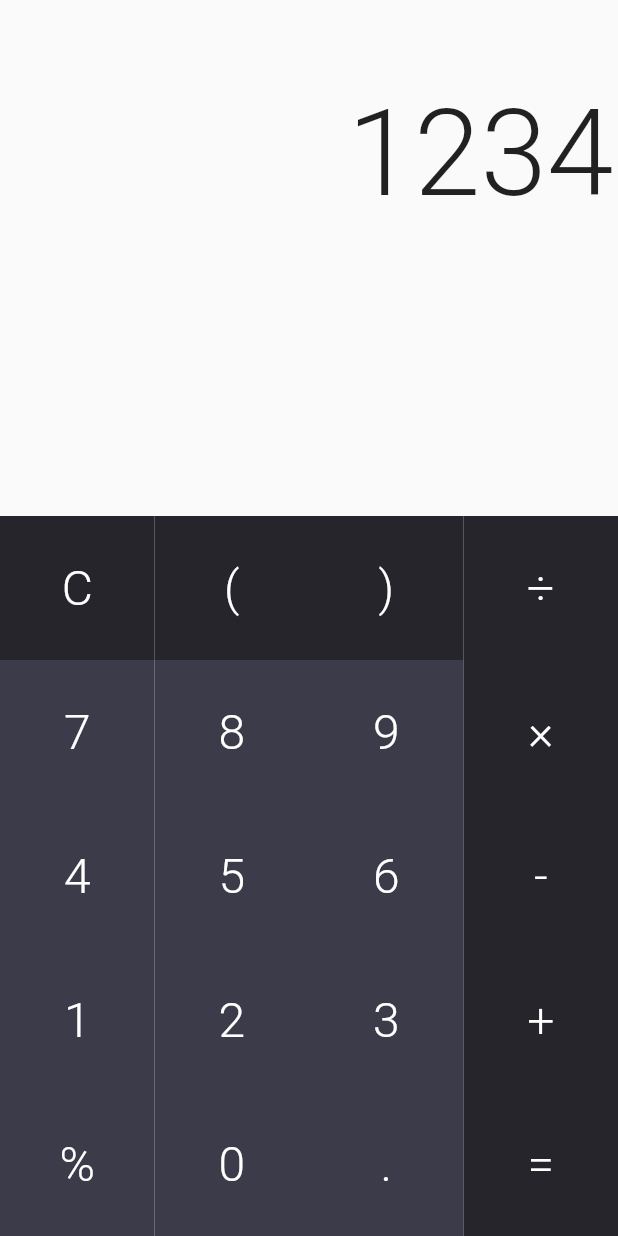
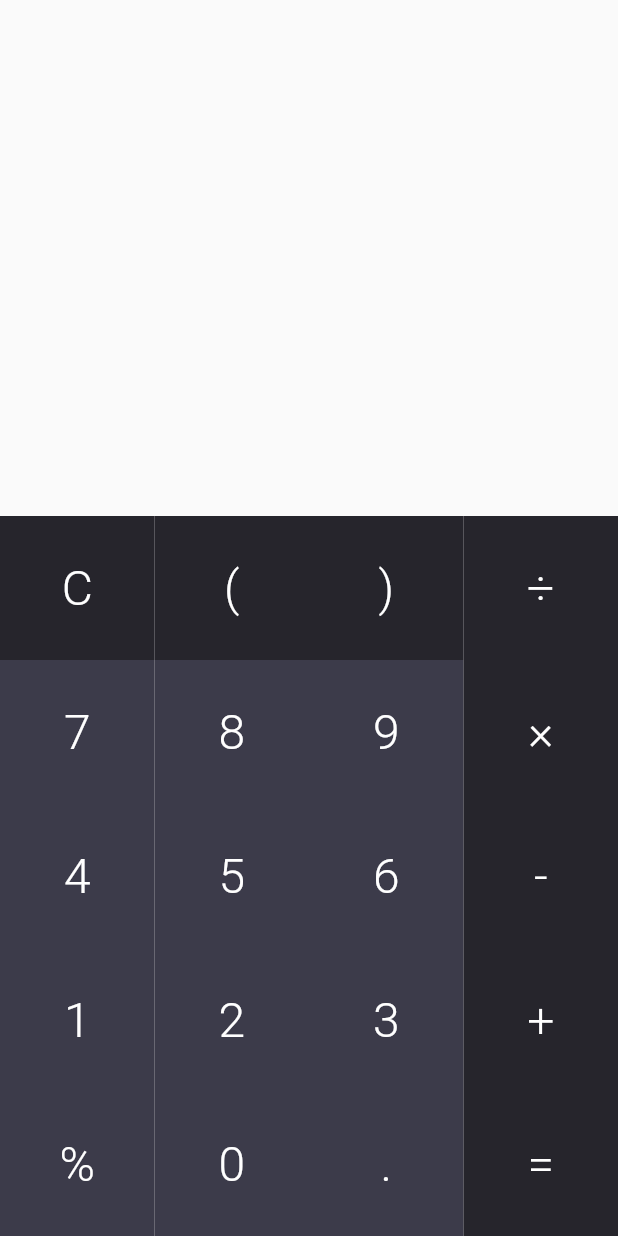
Before and after one commit to osphea/stem-calculator, a Flutter app: the screen it shows after launch, on a phone screen of 412 x 824 dp. Run offline on Flutter 3.47's test engine with Material 2 defaults, Android fonts, the phone set to English and light mode, and no system bars; our stand-ins replace math_expressions.

Commit message:
Add dynamic text font resizing and reformat code

```diff
--- a/lib/main.dart
+++ b/lib/main.dart
@@ -12,10 +12,49 @@ class Calculator extends StatefulWidget {
   CalculatorState createState() => CalculatorState();
 }
 
+const textFieldPadding = EdgeInsets.only(right: 8.0);
+const textFieldTextStyle = TextStyle(fontSize: 80.0, fontWeight: FontWeight.w300);
+const buttonTextStyle = TextStyle(fontSize: 32.0, fontWeight: FontWeight.w300, color: Colors.white);
+const numColor = Color.fromRGBO(48, 47, 63, .94);
+const opColor = Color.fromRGBO(22, 21, 29, .93);
+
 class CalculatorState extends State<Calculator> {
-  TextSelection currentSelection =
-      TextSelection(baseOffset: 0, extentOffset: 0);
-  TextEditingController controller = TextEditingController(text: '1234');
+  TextSelection currentSelection = TextSelection(baseOffset: 0, extentOffset: 0);
+  TextEditingController controller = TextEditingController(text: '');
+  final GlobalKey _textFieldKey = GlobalKey();
+  double _fontSize = textFieldTextStyle.fontSize;
+
+  void _onTextChanged() {
+    final inputWidth =
+        _textFieldKey.currentContext.size.width - textFieldPadding.horizontal;
+
+    final textPainter = TextPainter(
+      textDirection: TextDirection.ltr,
+      text: TextSpan(
+        text: controller.text,
+        style: textFieldTextStyle,
+      ),
+    );
+    textPainter.layout();
+
+    var textWidth = textPainter.width;
+    var fontSize = textFieldTextStyle.fontSize;
+
+    while (textWidth > inputWidth && fontSize > 40.0) {
+      fontSize -= 0.5;
+      textPainter.text = TextSpan(
+        text: controller.text,
+        style: textFieldTextStyle.copyWith(fontSize: fontSize),
+      );
+      textPainter.layout();
+      textWidth = textPainter.width;
+    }
+
+    setState(() {
+      _fontSize = fontSize;
+    });
+  }
+
   void append(String character) {
     setState(() {
       if (controller.selection.baseOffset >= 0) {
@@ -32,6 +71,7 @@ class CalculatorState extends State<Calculator> {
         controller.text += character;
       }
     });
+    _onTextChanged();
   }
 
   void clear([bool longPress = false]) {
@@ -54,6 +94,7 @@ class CalculatorState extends State<Calculator> {
         }
       }
     });
+    _onTextChanged();
   }
 
   void equals() {
@@ -72,6 +113,7 @@ class CalculatorState extends State<Calculator> {
         controller.text = 'Error';
       }
     });
+    _onTextChanged();
   }
 
   Widget _buildButton(Color color, String label, Function() func) {
@@ -83,11 +125,7 @@ class CalculatorState extends State<Calculator> {
           shape: BeveledRectangleBorder(),
           child: Text(
             label,
-            style: TextStyle(
-                fontSize: 32.0,
-                color: Colors.white,
-                fontWeight: FontWeight.w300
-            ),
+            style: buttonTextStyle,
           ),
           color: color,
           onPressed: func,
@@ -98,8 +136,6 @@ class CalculatorState extends State<Calculator> {
 
   @override
   Widget build(BuildContext context) {
-    Color numColor = Color.fromRGBO(48, 47, 63, .94);
-    Color opColor = Color.fromRGBO(22, 21, 29, .93);
     return MaterialApp(
       title: 'Calculator',
       theme: ThemeData(
@@ -118,10 +154,14 @@ class CalculatorState extends State<Calculator> {
             Expanded(
               flex: 3,
               child: TextField(
+                key: _textFieldKey,
                 controller: controller,
-                decoration: null,
+                decoration: InputDecoration(
+                  border: InputBorder.none,
+                  contentPadding: textFieldPadding,
+                ),
                 textAlign: TextAlign.right,
-                style: TextStyle(fontWeight: FontWeight.w300, fontSize: 80.0),
+                style: textFieldTextStyle.copyWith(fontSize: _fontSize),
                 focusNode: AlwaysDisabledFocusNode(),
               ),
             ),
```
